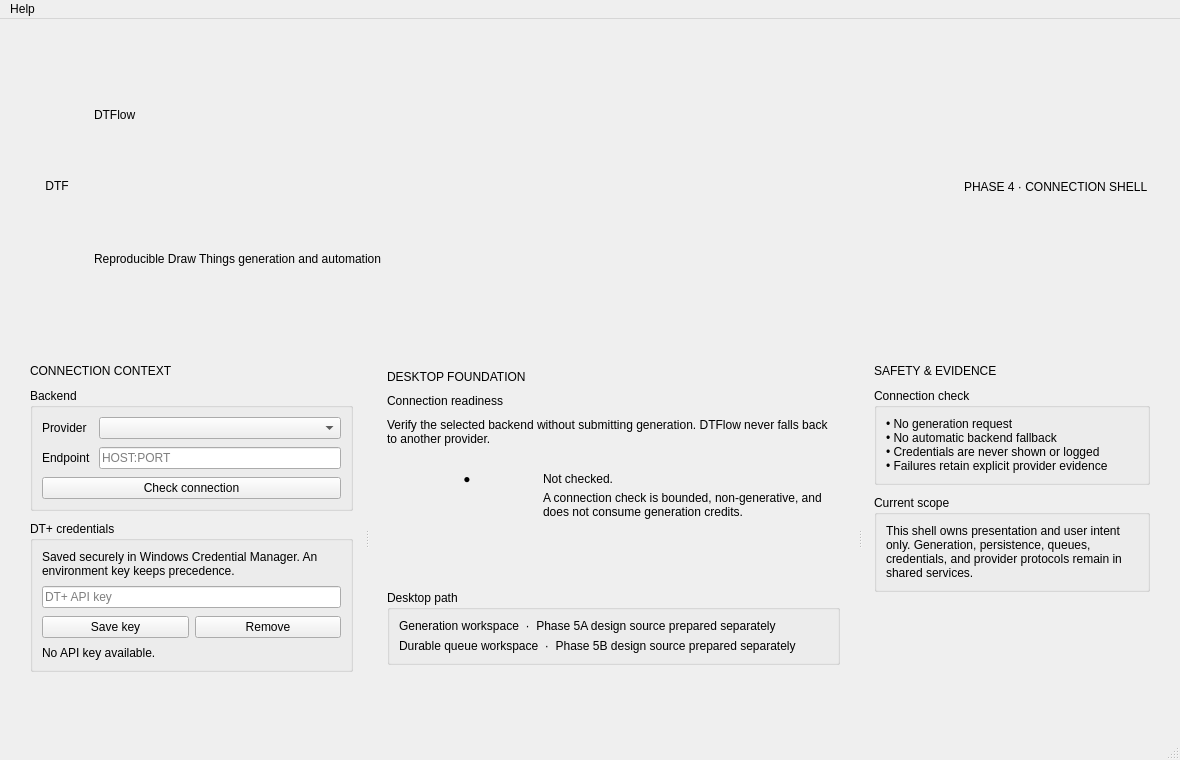
The window that src/dtflow/ui/forms/main_window.ui (djebaz/dtflow) describes before a commit, drawn with Qt 5.
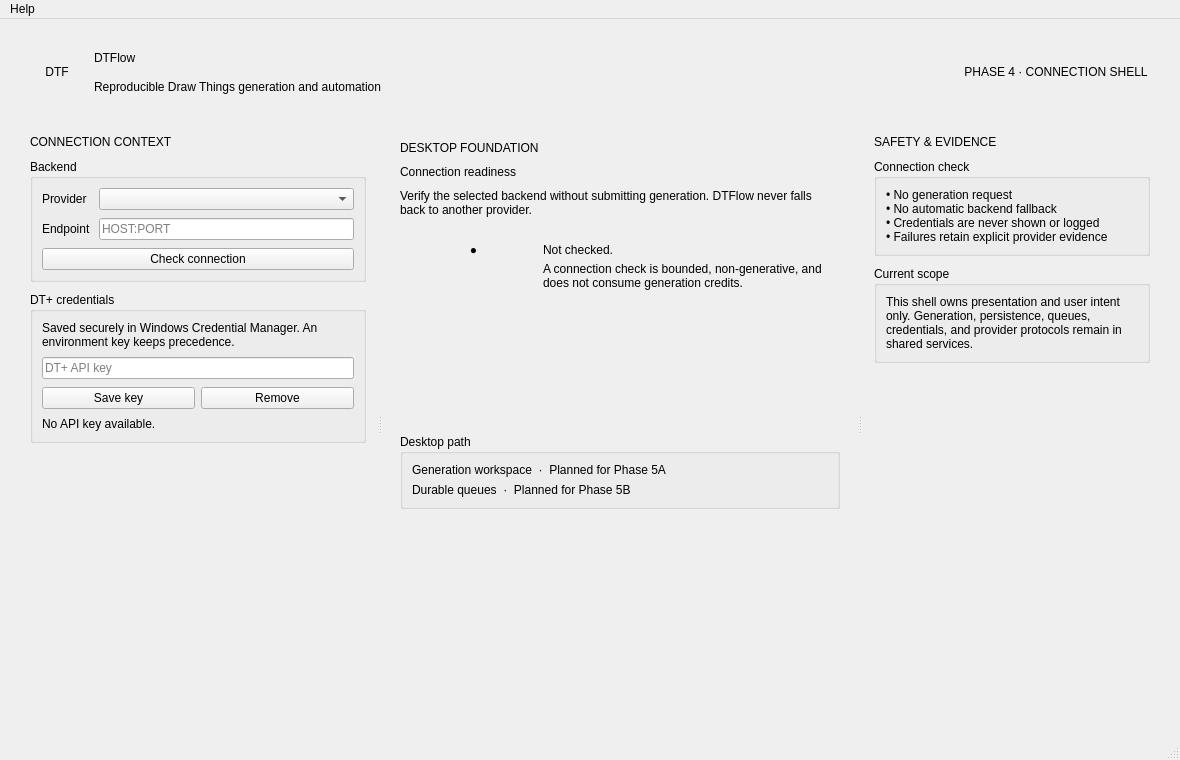
The same window after the commit.

Commit message:
Polish the Qt shell after Windows visual review
Constrain the oversized header and phase badge, clarify future workspace copy, and ensure disabled destructive controls do not retain active danger styling.

Patch:
```diff
--- a/src/dtflow/ui/forms/main_window.ui
+++ b/src/dtflow/ui/forms/main_window.ui
@@ -18,7 +18,9 @@
     <property name="spacing"><number>12</number></property>
     <item>
      <widget class="QFrame" name="headerFrame">
-      <property name="minimumSize"><size><width>0</width><height>76</height></size></property>
+      <property name="sizePolicy"><sizepolicy hsizetype="Preferred" vsizetype="Fixed"><horstretch>0</horstretch><verstretch>0</verstretch></sizepolicy></property>
+      <property name="minimumSize"><size><width>0</width><height>78</height></size></property>
+      <property name="maximumSize"><size><width>16777215</width><height>78</height></size></property>
       <layout class="QHBoxLayout" name="headerLayout">
        <property name="leftMargin"><number>14</number></property>
        <property name="topMargin"><number>10</number></property>
@@ -43,7 +45,7 @@
         </layout>
        </item>
        <item><spacer name="headerSpacer"><property name="orientation"><enum>Qt::Horizontal</enum></property><property name="sizeHint"><size><width>40</width><height>20</height></size></property></spacer></item>
-       <item><widget class="QLabel" name="phaseBadgeLabel"><property name="text"><string>PHASE 4 · CONNECTION SHELL</string></property></widget></item>
+       <item><widget class="QLabel" name="phaseBadgeLabel"><property name="minimumSize"><size><width>184</width><height>30</height></size></property><property name="maximumSize"><size><width>184</width><height>30</height></size></property><property name="text"><string>PHASE 4 · CONNECTION SHELL</string></property><property name="alignment"><set>Qt::AlignCenter</set></property></widget></item>
       </layout>
      </widget>
     </item>
@@ -120,8 +122,8 @@
          <widget class="QGroupBox" name="desktopPathBox">
           <property name="title"><string>Desktop path</string></property>
           <layout class="QVBoxLayout" name="desktopPathLayout">
-           <item><widget class="QLabel" name="generationPreviewLabel"><property name="text"><string>Generation workspace  ·  Phase 5A design source prepared separately</string></property><property name="role" stdset="0"><string>secondary</string></property></widget></item>
-           <item><widget class="QLabel" name="queuePreviewLabel"><property name="text"><string>Durable queue workspace  ·  Phase 5B design source prepared separately</string></property><property name="role" stdset="0"><string>secondary</string></property></widget></item>
+           <item><widget class="QLabel" name="generationPreviewLabel"><property name="text"><string>Generation workspace  ·  Planned for Phase 5A</string></property><property name="role" stdset="0"><string>secondary</string></property></widget></item>
+           <item><widget class="QLabel" name="queuePreviewLabel"><property name="text"><string>Durable queues  ·  Planned for Phase 5B</string></property><property name="role" stdset="0"><string>secondary</string></property></widget></item>
           </layout>
          </widget>
         </item>
```
The commit also changes 2 other files.
